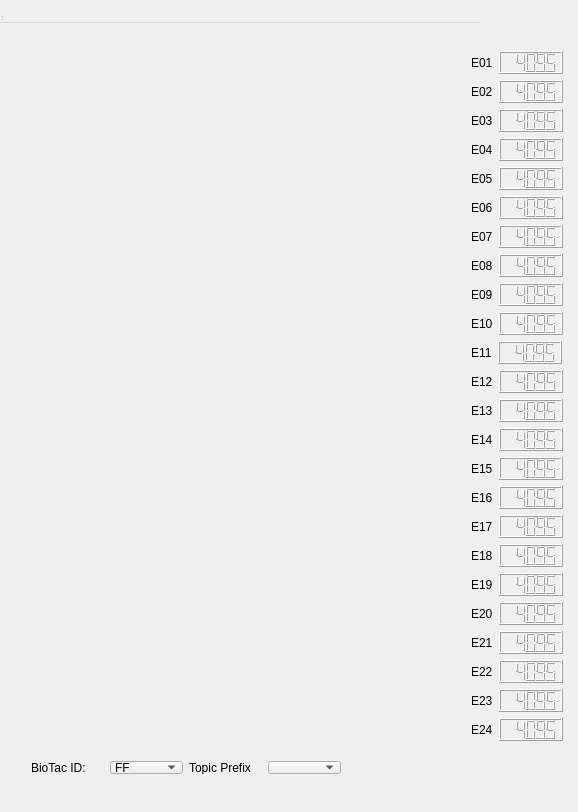
Before: the Qt Designer form advanced/sr_gui_biotac/uis/SrGuiBiotac.ui in shadow-robot/sr-visualization, drawn with Qt 5.
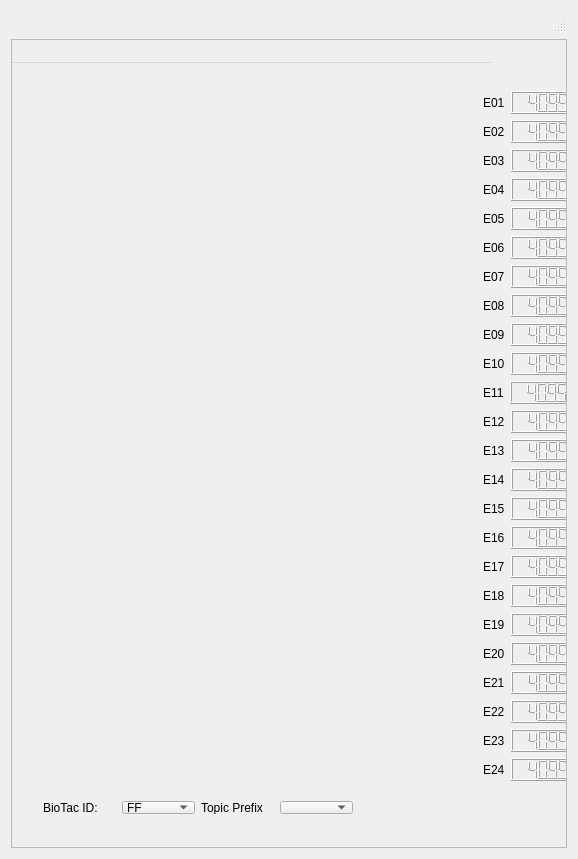
After: the same form once the commit is applied.

Commit message: moved biotac to a scrollable area

```diff
--- a/advanced/sr_gui_biotac/uis/SrGuiBiotac.ui
+++ b/advanced/sr_gui_biotac/uis/SrGuiBiotac.ui
@@ -7,7 +7,7 @@
     <x>0</x>
     <y>0</y>
     <width>578</width>
-    <height>812</height>
+    <height>859</height>
    </rect>
   </property>
   <property name="font">
@@ -18,6 +18,44 @@
   <property name="windowTitle">
    <string>ROS BioTac GUI</string>
   </property>
+  <layout class="QVBoxLayout" name="verticalLayout">
+   <item>
+    <widget class="QStatusBar" name="statusBar"/>
+   </item>
+   <item>
+    <widget class="QScrollArea" name="scrollArea">
+     <property name="widgetResizable">
+      <bool>true</bool>
+     </property>
+     <widget class="QWidget" name="scrollAreaWidgetContents">
+      <property name="geometry">
+       <rect>
+        <x>0</x>
+        <y>0</y>
+        <width>558</width>
+        <height>811</height>
+       </rect>
+      </property>
+      <widget class="QToolBar" name="mainToolBar">
+       <property name="geometry">
+        <rect>
+         <x>0</x>
+         <y>0</y>
+         <width>4</width>
+         <height>13</height>
+        </rect>
+       </property>
+      </widget>
+      <widget class="QMenuBar" name="menuBar">
+       <property name="geometry">
+        <rect>
+         <x>0</x>
+         <y>0</y>
+         <width>480</width>
+         <height>23</height>
+        </rect>
+       </property>
+      </widget>
   <widget class="QWidget" name="centralWidget" native="true">
    <property name="geometry">
     <rect>
@@ -514,7 +552,7 @@
      </item>
     </layout>
    </widget>
-   <widget class="QWidget" name="layoutWidget">
+       <widget class="QWidget" name="layoutWidget_2">
     <property name="geometry">
      <rect>
       <x>10</x>
@@ -610,36 +648,10 @@
     </layout>
    </widget>
   </widget>
-  <widget class="QMenuBar" name="menuBar">
-   <property name="geometry">
-    <rect>
-     <x>0</x>
-     <y>0</y>
-     <width>480</width>
-     <height>23</height>
-    </rect>
-   </property>
-  </widget>
-  <widget class="QToolBar" name="mainToolBar">
-   <property name="geometry">
-    <rect>
-     <x>0</x>
-     <y>0</y>
-     <width>4</width>
-     <height>13</height>
-    </rect>
-   </property>
-  </widget>
-  <widget class="QStatusBar" name="statusBar">
-   <property name="geometry">
-    <rect>
-     <x>0</x>
-     <y>0</y>
-     <width>3</width>
-     <height>22</height>
-    </rect>
-   </property>
-  </widget>
+     </widget>
+    </widget>
+   </item>
+  </layout>
  </widget>
  <layoutdefault spacing="6" margin="11"/>
  <resources/>
```
Lines whose indentation alone changed are shown as unchanged.
